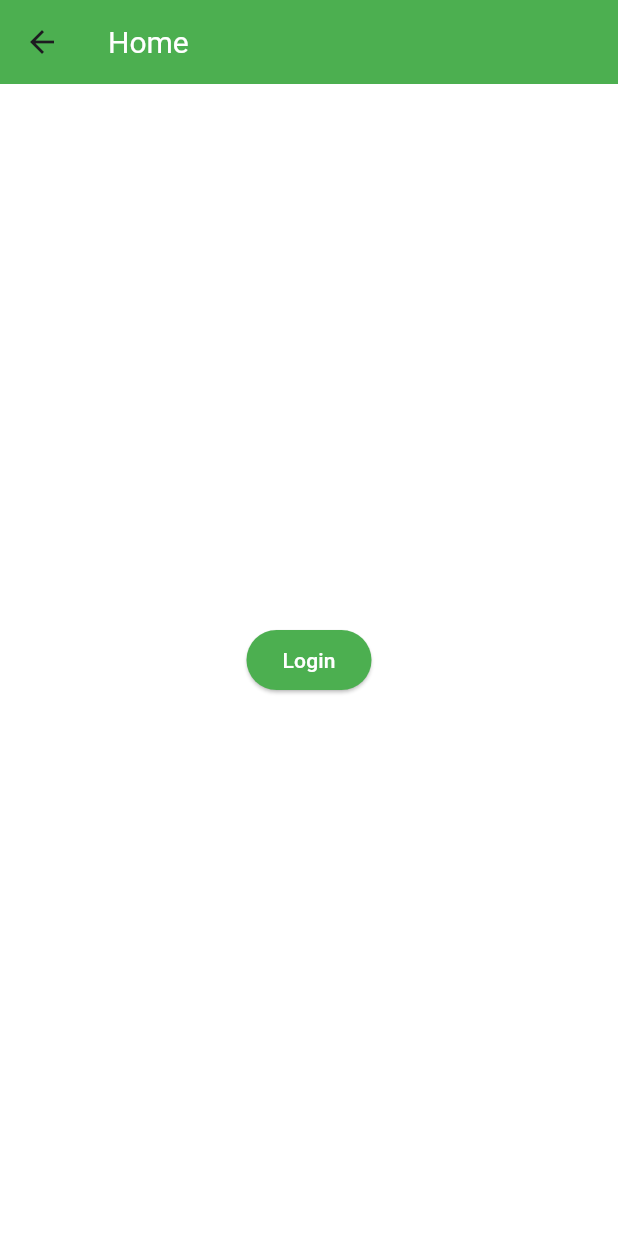
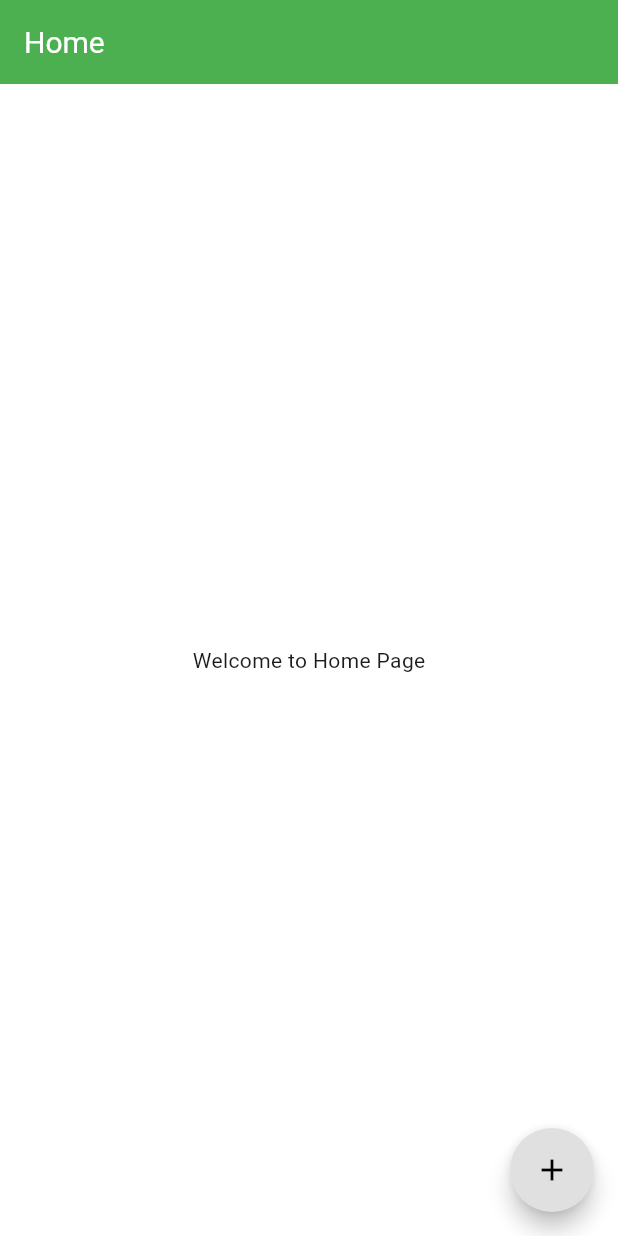
Before and after one commit to Pranavaaaa/NutriTrack, a Flutter app: the HomePage screen opened directly, on a phone screen of 412 x 824 dp. Run offline on Flutter 3.47's test engine with Material 3 defaults, Android fonts, the phone set to English and light mode, and no system bars; drawn by our look-alikes of flutter_speed_dial.

Commit message:
button "+" added

```diff
--- a/lib/main.dart
+++ b/lib/main.dart
@@ -3,27 +3,39 @@ import './utils/theme.dart';
 import './screens/home_screen.dart';
 import './screens/login_screen.dart';
 import './screens/recipe_list_screen.dart';
+import './screens/age_input_screen.dart';
+import './screens/landing_page.dart'; // Import Landing Page
 
 void main() {
   runApp(MyApp());
 }
 
 class MyApp extends StatelessWidget {
-
-  // This widget is the root of your application.
   @override
   Widget build(BuildContext context) {
     return MaterialApp(
-      // home: (context) => HomePage(),
-      title:'NutriTrack',
+      debugShowCheckedModeBanner: false, // Removes debug banner
+      title: 'NutriTrack',
       theme: appTheme,
       themeMode: ThemeMode.system,
+      initialRoute: '/', // Start from the Landing Page
+
       routes: {
-        '/': (context) => HomePage(),
+        '/': (context) => LandingPage(), // New Landing Page
+        '/home': (context) => HomePage(),
         '/login': (context) => LoginPage(),
         '/recipes': (context) => RecipeListPage(),
+        '/age_input': (context) => AgeInputScreen(),
       },
 
+      // Handle unknown routes (optional)
+      onUnknownRoute: (settings) {
+        return MaterialPageRoute(
+          builder: (context) => Scaffold(
+            body: Center(child: Text("404 - Page Not Found")),
+          ),
+        );
+      },
     );
   }
 }
--- a/lib/screens/home_screen.dart
+++ b/lib/screens/home_screen.dart
@@ -1,21 +1,43 @@
 import 'package:flutter/material.dart';
+import 'package:flutter_speed_dial/flutter_speed_dial.dart';
 
 class HomePage extends StatelessWidget {
-   @override
+  @override
   Widget build(BuildContext context) {
-    // TODO: implement build
-
     return Scaffold(
       appBar: AppBar(
         title: const Text('Home'),
       ),
       body: Center(
-        child: ElevatedButton(
-          onPressed: () {
-            Navigator.pushNamed(context, '/login');
-          },
-          child: const Text('Login'),
-        ),
+        child: const Text("Welcome to Home Page"),
+      ),
+      floatingActionButton: SpeedDial(
+        icon: Icons.add,
+        backgroundColor: Colors.grey[300],
+        foregroundColor: Colors.black,
+        animatedIconTheme: const IconThemeData(size: 22.0),
+        children: [
+          SpeedDialChild(
+            child: const Icon(Icons.fastfood),
+            label: "Log Food",
+            onTap: () => print("Log Food Pressed"),
+          ),
+          SpeedDialChild(
+            child: const Icon(Icons.camera_alt),
+            label: "Scan Food",
+            onTap: () => print("Scan Food Pressed"),
+          ),
+          SpeedDialChild(
+            child: const Icon(Icons.qr_code_scanner),
+            label: "Barcode Scan",
+            onTap: () => print("Barcode Scan Pressed"),
+          ),
+          SpeedDialChild(
+            child: const Icon(Icons.local_drink),
+            label: "Water",
+            onTap: () => print("Water Pressed"),
+          ),
+        ],
       ),
     );
   }
--- a/lib/screens/login_screen.dart
+++ b/lib/screens/login_screen.dart
@@ -1,5 +1,6 @@
 import 'package:flutter/material.dart';
 import 'signup_screen.dart';
+import 'home_screen.dart';
 
 class LoginPage extends StatefulWidget {
   @override
@@ -114,7 +115,8 @@ class _LoginPageState extends State<LoginPage> {
                         ScaffoldMessenger.of(context).showSnackBar(
                           const SnackBar(content: Text("Login Successful!")),
                         );
-                        // Proceed with login functionality
+                        // Navigate to Age Input Screen after successful login
+                        Navigator.pushReplacementNamed(context, '/age_input');
                       }
                     },
                     style: ElevatedButton.styleFrom(
--- a/pubspec.yaml
+++ b/pubspec.yaml
@@ -19,7 +19,8 @@ publish_to: 'none' # Remove this line if you wish to publish to pub.dev
 version: 1.0.0+1
 
 environment:
-  sdk: ^3.6.1
+  sdk: ">=2.17.0 <4.0.0"
+
 
 # Dependencies specify other packages that your package needs in order to work.
 # To automatically upgrade your package dependencies to the latest versions
@@ -35,6 +36,8 @@ dependencies:
   # Use with the CupertinoIcons class for iOS style icons.
   cupertino_icons: ^1.0.8
   realm: ^20.0.1
+  flutter_speed_dial: ^7.0.0
+
 
 dev_dependencies:
   flutter_test:
```
Also changed, not shown: lib/screens/age_input_screen.dart (added, +49 -0 lines), lib/screens/gender_input_screen.dart (added, +58 -0 lines), lib/screens/landing_page.dart (added, +20 -0 lines), lib/screens/weight_input_screen.dart (added, +48 -0 lines), pubspec.lock, 3 other files.
